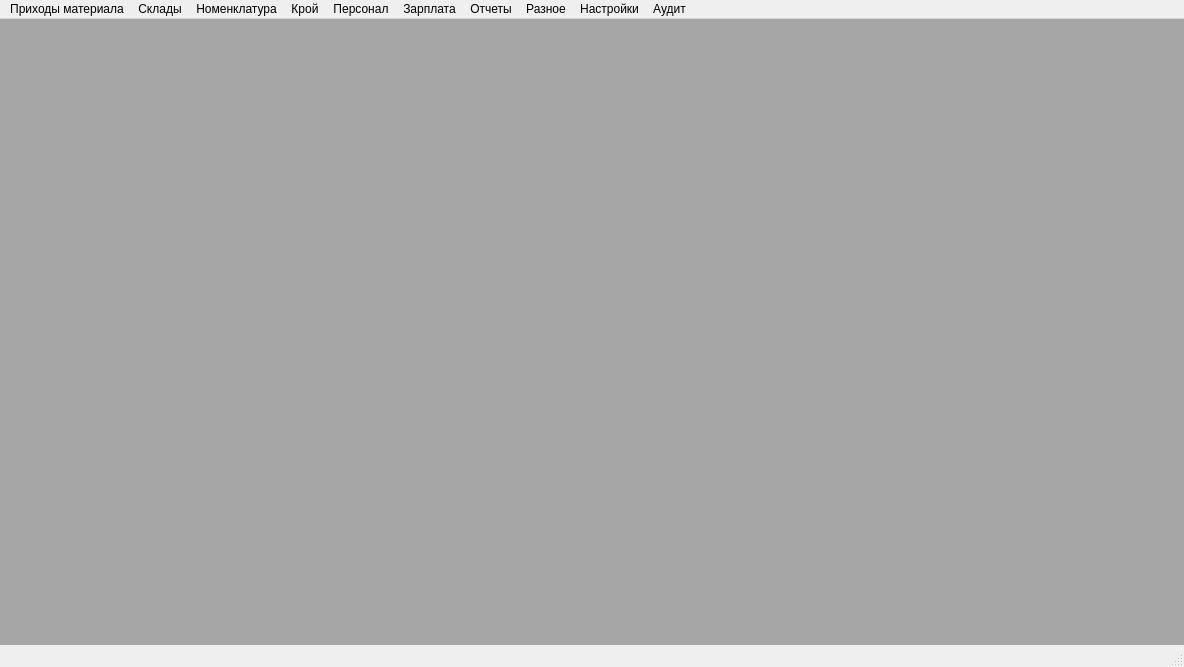
This is ui/main.ui in Meller008/CRM-Avi as Qt 5 draws it before an edit. The edited form follows.
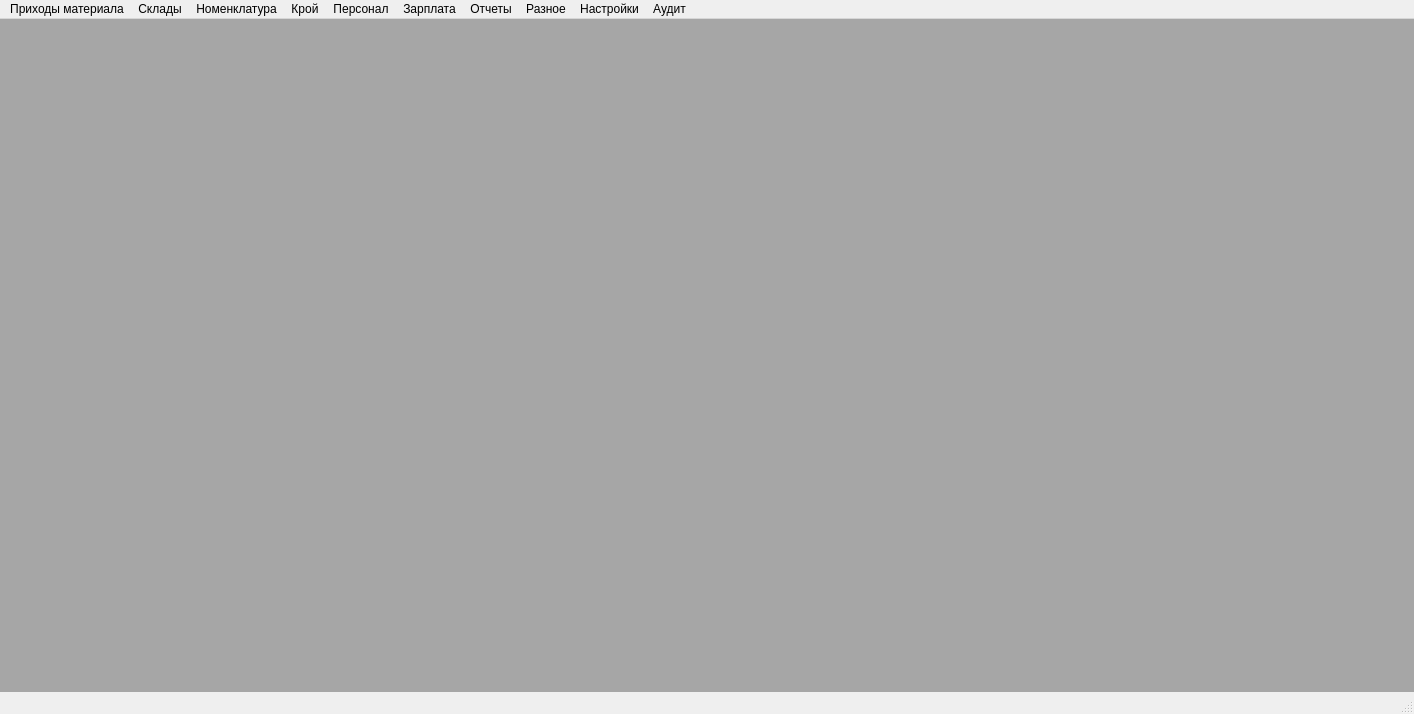
This is the edited form. Icons and pictures are not drawn.

What changed in the file:
```diff
--- a/ui/main.ui
+++ b/ui/main.ui
@@ -6,8 +6,8 @@
    <rect>
     <x>0</x>
     <y>0</y>
-    <width>1184</width>
-    <height>667</height>
+    <width>1414</width>
+    <height>714</height>
    </rect>
   </property>
   <property name="windowTitle">
@@ -69,7 +69,7 @@
     <rect>
      <x>0</x>
      <y>0</y>
-     <width>1184</width>
+     <width>1414</width>
      <height>21</height>
     </rect>
    </property>
```
